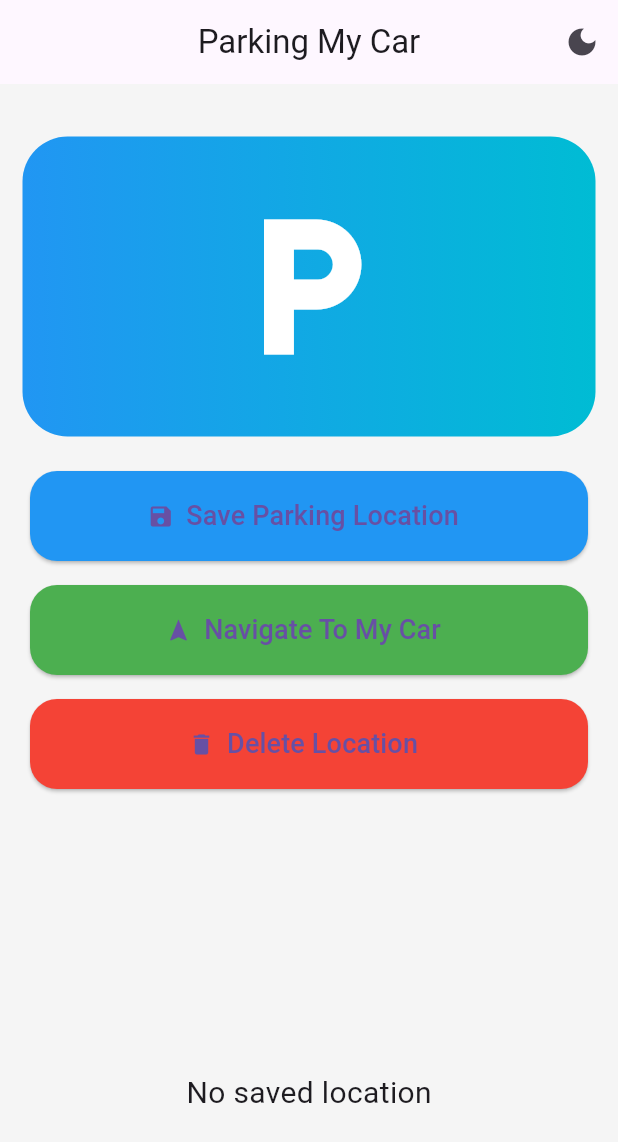
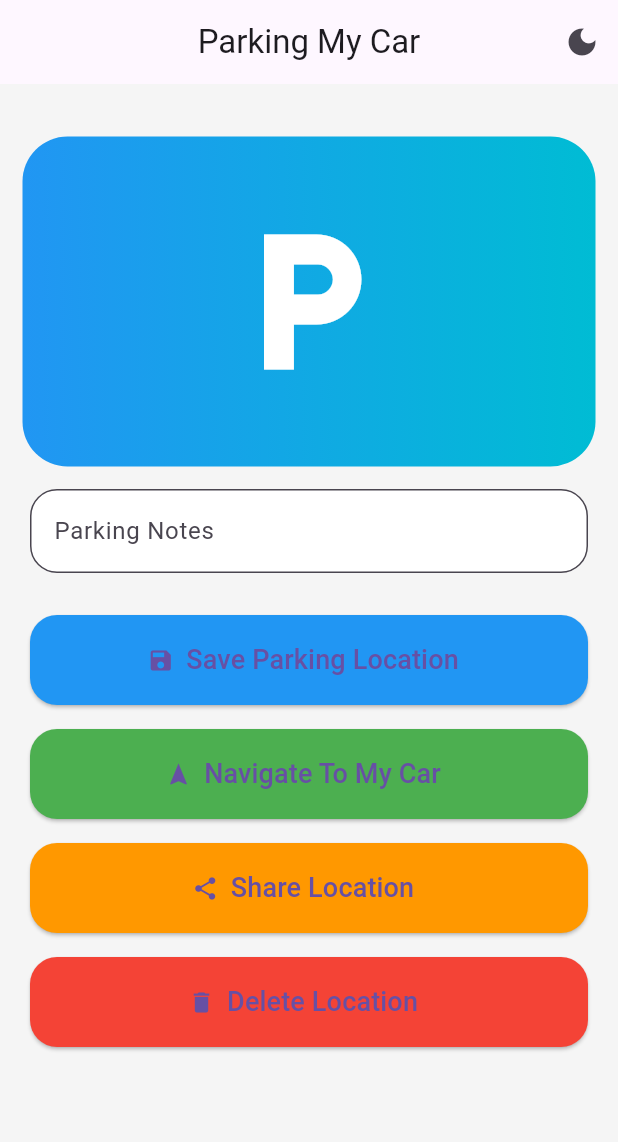
Before and after one commit to abdohus01-debug/parking_app, a Flutter app: the screen it shows after launch, on a phone screen of 412 x 824 dp. Shown: the top 1142 px of the screen. Run offline on Flutter 3.47's test engine with Material 3 defaults, Android fonts, the phone set to English and light mode, and no system bars; drawn by our look-alikes of flutter_animate; our stand-ins replace animated_text_kit, flutter_map, geolocator, latlong2, shared_preferences.

Commit message:
final parking app

```diff
--- a/lib/main.dart
+++ b/lib/main.dart
@@ -1,4 +1,5 @@
 import 'dart:async';
+import 'dart:math';
 
 import 'package:animated_text_kit/animated_text_kit.dart';
 import 'package:flutter/material.dart';
@@ -33,16 +34,12 @@ class _ParkingAppState extends State<ParkingApp> {
   Widget build(BuildContext context) {
     return MaterialApp(
       debugShowCheckedModeBanner: false,
-      title: 'Parking My Car',
       themeMode: darkMode ? ThemeMode.dark : ThemeMode.light,
-
       darkTheme: ThemeData.dark(),
-
       theme: ThemeData(
         primarySwatch: Colors.blue,
         scaffoldBackgroundColor: Colors.grey.shade100,
       ),
-
       home: SplashScreen(
         toggleTheme: toggleTheme,
         darkMode: darkMode,
@@ -107,10 +104,10 @@ class _SplashScreenState extends State<SplashScreen> {
               color: Colors.white,
             ),
             child: AnimatedTextKit(
+              repeatForever: true,
               animatedTexts: [
-                FadeAnimatedText('Parking My Car'),
+                FadeAnimatedText("Parking My Car"),
               ],
-              repeatForever: true,
             ),
           ),
         ),
@@ -134,9 +131,19 @@ class HomePage extends StatefulWidget {
 }
 
 class _HomePageState extends State<HomePage> {
+
   LatLng? savedLocation;
+
   String parkingTime = "";
+
+  String parkingNote = "";
+
+  double distance = 0;
+
   bool loading = false;
+
+  final TextEditingController noteController =
+      TextEditingController();
 
   @override
   void initState() {
@@ -145,6 +152,7 @@ class _HomePageState extends State<HomePage> {
   }
 
   Future<void> saveParkingLocation() async {
+
     setState(() {
       loading = true;
     });
@@ -171,39 +179,95 @@ class _HomePageState extends State<HomePage> {
 
     await prefs.setString('time', time);
 
+    await prefs.setString(
+      'note',
+      noteController.text,
+    );
+
     setState(() {
+
       savedLocation = LatLng(
         position.latitude,
         position.longitude,
       );
 
       parkingTime = time;
+
+      parkingNote = noteController.text;
+
       loading = false;
     });
 
+    calculateDistance();
+
     ScaffoldMessenger.of(context).showSnackBar(
       const SnackBar(
-        content: Text("Parking location saved"),
+        content: Text(
+          "Parking location saved",
+        ),
       ),
     );
   }
 
   Future<void> loadSavedLocation() async {
+
     final prefs = await SharedPreferences.getInstance();
 
     double? lat = prefs.getDouble('lat');
     double? lng = prefs.getDouble('lng');
+
     String? time = prefs.getString('time');
 
+    String? note = prefs.getString('note');
+
     if (lat != null && lng != null) {
+
       setState(() {
+
         savedLocation = LatLng(lat, lng);
+
         parkingTime = time ?? "";
+
+        parkingNote = note ?? "";
+
+        noteController.text = parkingNote;
       });
+
+      calculateDistance();
     }
   }
 
+  Future<void> calculateDistance() async {
+
+    if (savedLocation == null) return;
+
+    Position current =
+        await Geolocator.getCurrentPosition();
+
+    double meters = Geolocator.distanceBetween(
+      current.latitude,
+      current.longitude,
+      savedLocation!.latitude,
+      savedLocation!.longitude,
+    );
+
+    setState(() {
+      distance = meters;
+    });
+  }
+
   Future<void> navigateToCar() async {
+
+    if (savedLocation == null) return;
+
+    final url =
+        'https://www.google.com/maps/search/?api=1&query=${savedLocation!.latitude},${savedLocation!.longitude}';
+
+    await launchUrl(Uri.parse(url));
+  }
+
+  Future<void> shareLocation() async {
+
     if (savedLocation == null) return;
 
     final url =
@@ -213,34 +277,54 @@ class _HomePageState extends State<HomePage> {
   }
 
   Future<void> deleteLocation() async {
+
     final prefs = await SharedPreferences.getInstance();
 
-    await prefs.remove('lat');
-    await prefs.remove('lng');
-    await prefs.remove('time');
+    await prefs.clear();
 
     setState(() {
+
       savedLocation = null;
+
       parkingTime = "";
+
+      parkingNote = "";
+
+      distance = 0;
+
+      noteController.clear();
     });
 
     ScaffoldMessenger.of(context).showSnackBar(
       const SnackBar(
-        content: Text("Location deleted"),
+        content: Text(
+          "Location deleted",
+        ),
       ),
     );
   }
 
   @override
   Widget build(BuildContext context) {
+
     return Scaffold(
+
       appBar: AppBar(
-        title: const Text("Parking My Car"),
+
+        title: const Text(
+          "Parking My Car",
+        ),
+
         centerTitle: true,
+
         actions: [
+
           IconButton(
+
             onPressed: widget.toggleTheme,
+
             icon: Icon(
+
               widget.darkMode
                   ? Icons.light_mode
                   : Icons.dark_mode,
@@ -254,15 +338,24 @@ class _HomePageState extends State<HomePage> {
               child: CircularProgressIndicator(),
             )
           : SingleChildScrollView(
+
               child: Column(
+
                 children: [
+
                   const SizedBox(height: 20),
 
                   Container(
+
                     margin: const EdgeInsets.all(15),
-                    height: 200,
+
+                    height: 220,
+
                     decoration: BoxDecoration(
-                      borderRadius: BorderRadius.circular(30),
+
+                      borderRadius:
+                          BorderRadius.circular(30),
+
                       gradient: const LinearGradient(
                         colors: [
                           Colors.blue,
@@ -270,7 +363,9 @@ class _HomePageState extends State<HomePage> {
                         ],
                       ),
                     ),
+
                     child: const Center(
+
                       child: Icon(
                         Icons.local_parking,
                         color: Colors.white,
@@ -279,27 +374,73 @@ class _HomePageState extends State<HomePage> {
                     ),
                   )
                       .animate()
-                      .fade(duration: 800.ms)
+                      .fade(duration: 700.ms)
                       .slideY(begin: -1),
 
+                  Padding(
+
+                    padding:
+                        const EdgeInsets.symmetric(
+                      horizontal: 20,
+                    ),
+
+                    child: TextField(
+
+                      controller: noteController,
+
+                      decoration: InputDecoration(
+
+                        hintText:
+                            "Parking Notes",
+
+                        filled: true,
+
+                        fillColor: Colors.white,
+
+                        border: OutlineInputBorder(
+
+                          borderRadius:
+                              BorderRadius.circular(18),
+                        ),
+                      ),
+                    ),
+                  ),
+
+                  const SizedBox(height: 20),
+
                   if (savedLocation != null)
+
                     Padding(
+
                       padding: const EdgeInsets.all(15),
+
                       child: Card(
+
                         elevation: 8,
+
                         shape: RoundedRectangleBorder(
+
                           borderRadius:
                               BorderRadius.circular(25),
                         ),
+
                         child: Padding(
-                          padding: const EdgeInsets.all(20),
+
+                          padding:
+                              const EdgeInsets.all(20),
+
                           child: Column(
+
                             children: [
+
                               const Text(
+
                                 "Saved Parking Location",
+
                                 style: TextStyle(
                                   fontSize: 22,
-                                  fontWeight: FontWeight.bold,
+                                  fontWeight:
+                                      FontWeight.bold,
                                 ),
                               ),
 
@@ -318,6 +459,18 @@ class _HomePageState extends State<HomePage> {
                               Text(
                                 "Saved at: $parkingTime",
                               ),
+
+                              const SizedBox(height: 10),
+
+                              Text(
+                                "Note: $parkingNote",
+                              ),
+
+                              const SizedBox(height: 10),
+
+                              Text(
+                                "Distance: ${distance.toStringAsFixed(1)} meters",
+                              ),
                             ],
                           ),
                         ),
@@ -325,64 +478,122 @@ class _HomePageState extends State<HomePage> {
                     ),
 
                   buildButton(
-                    title: "Save Parking Location",
+
+                    title:
+                        "Save Parking Location",
+
                     color: Colors.blue,
+
                     icon: Icons.save,
+
                     onTap: saveParkingLocation,
                   ),
 
                   buildButton(
-                    title: "Navigate To My Car",
+
+                    title:
+                        "Navigate To My Car",
+
                     color: Colors.green,
+
                     icon: Icons.navigation,
+
                     onTap: navigateToCar,
                   ),
 
                   buildButton(
-                    title: "Delete Location",
+
+                    title:
+                        "Share Location",
+
+                    color: Colors.orange,
+
+                    icon: Icons.share,
+
+                    onTap: shareLocation,
+                  ),
+
+                  buildButton(
+
+                    title:
+                        "Delete Location",
+
                     color: Colors.red,
+
                     icon: Icons.delete,
+
                     onTap: deleteLocation,
                   ),
 
                   const SizedBox(height: 20),
 
                   SizedBox(
+
                     height: 350,
+
                     child: savedLocation == null
+
                         ? const Center(
+
                             child: Text(
+
                               "No saved location",
-                              style: TextStyle(fontSize: 20),
+
+                              style: TextStyle(
+                                fontSize: 20,
+                              ),
                             ),
                           )
+
                         : Padding(
+
                             padding:
                                 const EdgeInsets.all(12),
+
                             child: ClipRRect(
+
                               borderRadius:
-                                  BorderRadius.circular(25),
+                                  BorderRadius.circular(
+                                25,
+                              ),
+
                               child: FlutterMap(
+
                                 options: MapOptions(
+
                                   initialCenter:
                                       savedLocation!,
+
                                   initialZoom: 15,
                                 ),
+
                                 children: [
+
                                   TileLayer(
+
                                     urlTemplate:
                                         'https://tile.openstreetmap.org/{z}/{x}/{y}.png',
                                   ),
+
                                   MarkerLayer(
+
                                     markers: [
+
                                       Marker(
+
                                         point:
                                             savedLocation!,
+
                                         width: 80,
+
                                         height: 80,
+
                                         child: const Icon(
+
                                           Icons.location_on,
+
                                           color: Colors.red,
+
                                           size: 50,
                                         ),
                                       ),
@@ -400,29 +611,51 @@ class _HomePageState extends State<HomePage> {
   }
 
   Widget buildButton({
+
     required String title,
+
     required Color color,
+
     required IconData icon,
+
     required VoidCallback onTap,
   }) {
+
     return Padding(
-      padding: const EdgeInsets.symmetric(
+
+      padding:
+          const EdgeInsets.symmetric(
         horizontal: 20,
         vertical: 8,
       ),
+
       child: ElevatedButton.icon(
+
         style: ElevatedButton.styleFrom(
+
           backgroundColor: color,
-          minimumSize: const Size(double.infinity, 60),
+
+          minimumSize:
+              const Size(double.infinity, 60),
+
           shape: RoundedRectangleBorder(
-            borderRadius: BorderRadius.circular(18),
+
+            borderRadius:
+                BorderRadius.circular(18),
           ),
         ),
+
         onPressed: onTap,
+
         icon: Icon(icon),
+
         label: Text(
+
           title,
-          style: const TextStyle(fontSize: 18),
+
+          style: const TextStyle(
+            fontSize: 18,
+          ),
         ),
       )
           .animate()
```
